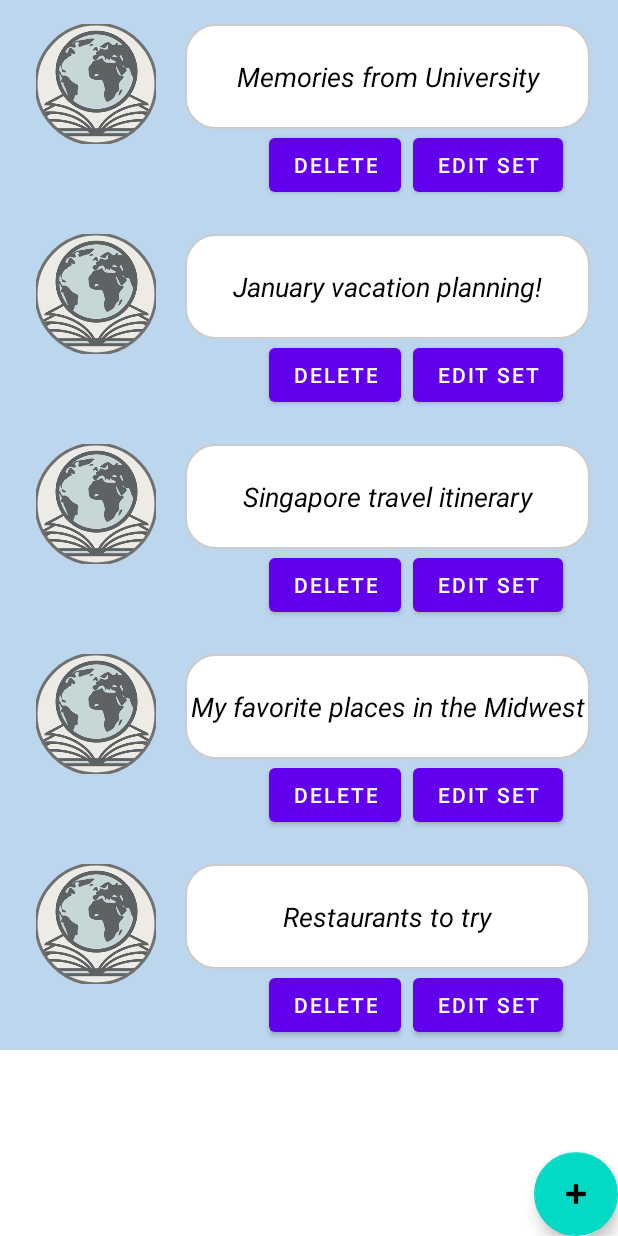
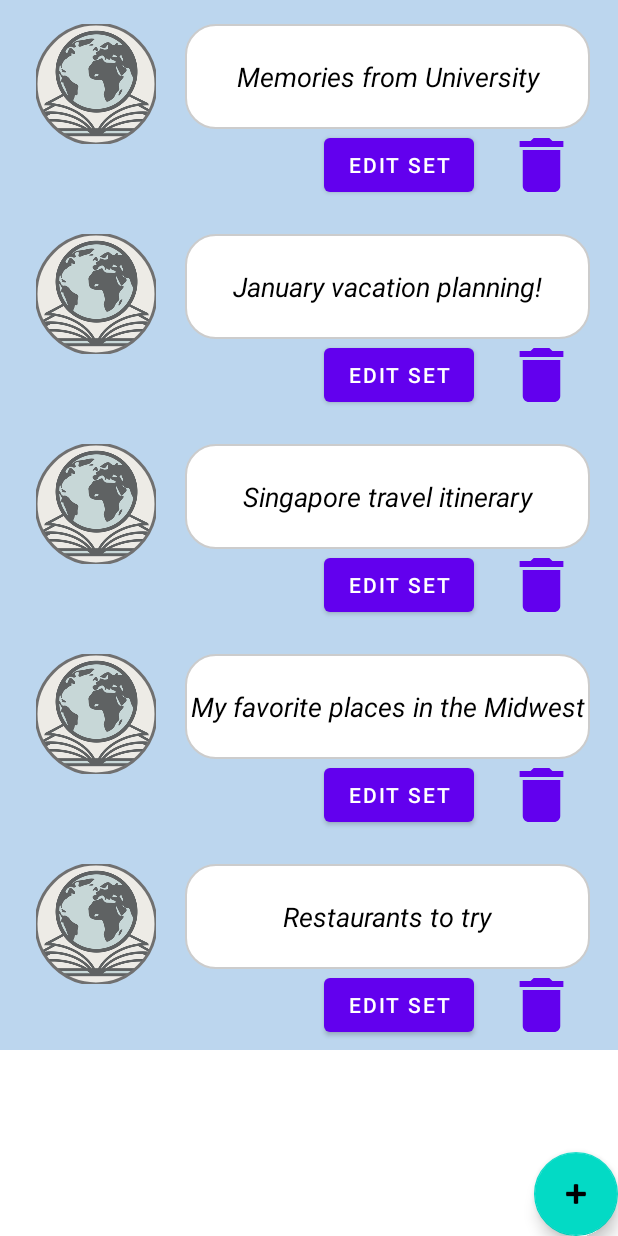
Before and after one commit to Metran10/Memories_Atlas, an Android app: the MainActivity screen opened directly, with no data from a screen before it, on a phone screen of 412 x 824 dp. Run offline under Robolectric (Android 15) with nearby library versions, the phone set to English and light mode, and no system bars.

Commit message:
mKleinowski - cosmetic changes

```diff
--- a/app/src/main/java/com/example/memories_atlas/googleMapsActivities/MapGalleryAdapter.kt
+++ b/app/src/main/java/com/example/memories_atlas/googleMapsActivities/MapGalleryAdapter.kt
@@ -28,8 +28,9 @@ class MapGalleryAdapter(val context: Context, val photos: MutableList<String>, v
     override fun onBindViewHolder(holder: ViewHolder, position: Int) {
         val photo = photos[position]
 
-        holder.itemView.setOnClickListener {
+        holder.itemView.setOnLongClickListener {
             onClickListener.onLongItemClick(position)
+            return@setOnLongClickListener true
         }
 
         // ustawianie zdjecia
--- a/app/src/main/res/layout/activity_edit_set.xml
+++ b/app/src/main/res/layout/activity_edit_set.xml
@@ -48,7 +48,7 @@
                 android:layout_height="wrap_content"
                 android:layout_marginStart="21dp"
                 android:layout_marginTop="88dp"
-                android:text="Location:"
+                android:text="Nazwa grupy:"
                 android:textColor="@color/black"
                 android:textSize="20sp"
                 app:layout_constraintEnd_toEndOf="parent"
@@ -63,7 +63,7 @@
                 android:layout_marginStart="24dp"
                 android:layout_marginTop="44dp"
                 android:layout_marginBottom="25dp"
-                android:text="Took: "
+                android:text=""
                 android:textColor="@color/black"
                 android:textSize="18sp"
                 app:layout_constraintBottom_toTopOf="@+id/textView"
--- a/app/src/main/res/layout/activity_map_show_details.xml
+++ b/app/src/main/res/layout/activity_map_show_details.xml
@@ -60,6 +60,7 @@
             android:layout_height="132dp"
             android:layout_marginBottom="16dp"
             android:text="description_text"
+            android:textColor="@color/black"
             app:layout_constraintBottom_toBottomOf="parent"
             app:layout_constraintEnd_toEndOf="parent"
             app:layout_constraintHorizontal_bias="0.128"
@@ -107,7 +108,7 @@
         <TextView
             android:id="@+id/title123"
             android:layout_width="match_parent"
-            android:layout_height="73dp"
+            android:layout_height="50dp"
             android:fontFamily="sans-serif"
             android:text="Place Title"
             android:textAlignment="center"
@@ -118,7 +119,7 @@
             app:layout_constraintHorizontal_bias="0.0"
             app:layout_constraintStart_toStartOf="parent"
             app:layout_constraintTop_toTopOf="parent"
-            app:layout_constraintVertical_bias="0.444" />
+            app:layout_constraintVertical_bias="0.709" />
 
     </androidx.constraintlayout.widget.ConstraintLayout>
 </androidx.constraintlayout.widget.ConstraintLayout>
--- a/app/src/main/res/layout/list_of_sets_layout.xml
+++ b/app/src/main/res/layout/list_of_sets_layout.xml
@@ -46,17 +46,18 @@
         android:layout_height="wrap_content"
         android:text="Edit Set"
         app:layout_constraintEnd_toEndOf="parent"
-        app:layout_constraintHorizontal_bias="0.883"
+        app:layout_constraintHorizontal_bias="0.693"
         app:layout_constraintStart_toStartOf="parent"
         app:layout_constraintTop_toBottomOf="@+id/textt" />
 
     <Button
         android:id="@+id/buttonikDelete"
-        android:layout_width="wrap_content"
+        android:layout_width="50dp"
         android:layout_height="wrap_content"
-        android:layout_marginEnd="8dp"
-        android:text="Delete"
+
+        android:layout_marginStart="20dp"
+        android:background="@drawable/delete_icon"
         app:layout_constraintBottom_toBottomOf="@+id/buttonik"
-        app:layout_constraintEnd_toStartOf="@+id/buttonik" />
+        app:layout_constraintStart_toEndOf="@+id/buttonik" />
 
 </androidx.constraintlayout.widget.ConstraintLayout>
```
